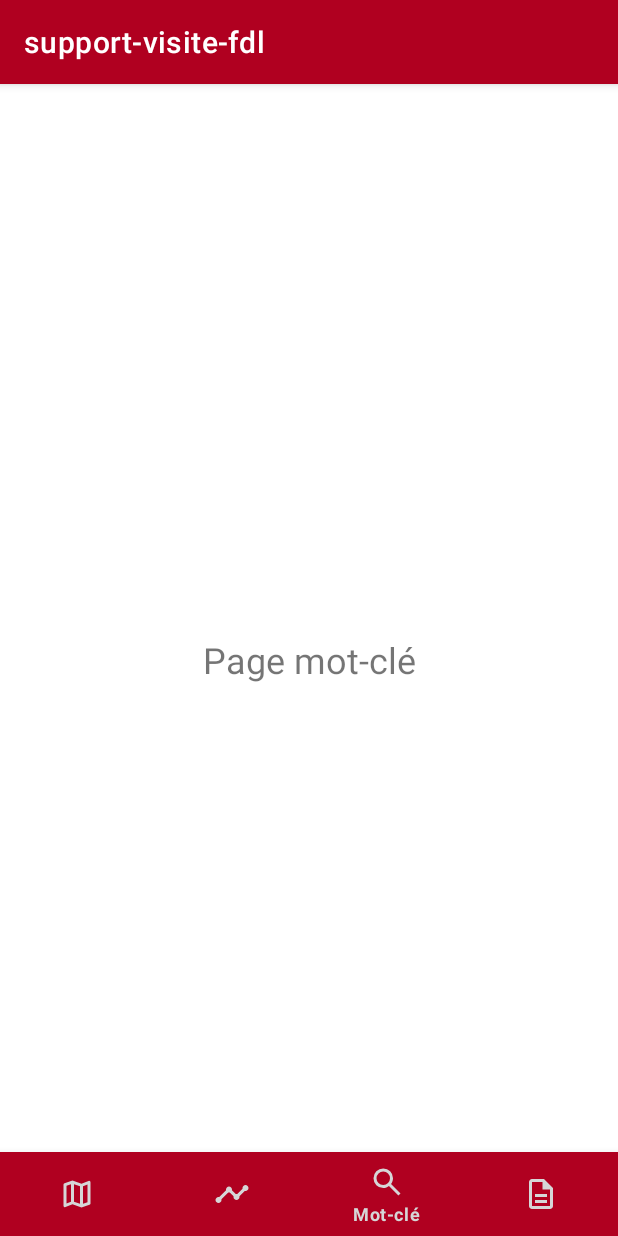
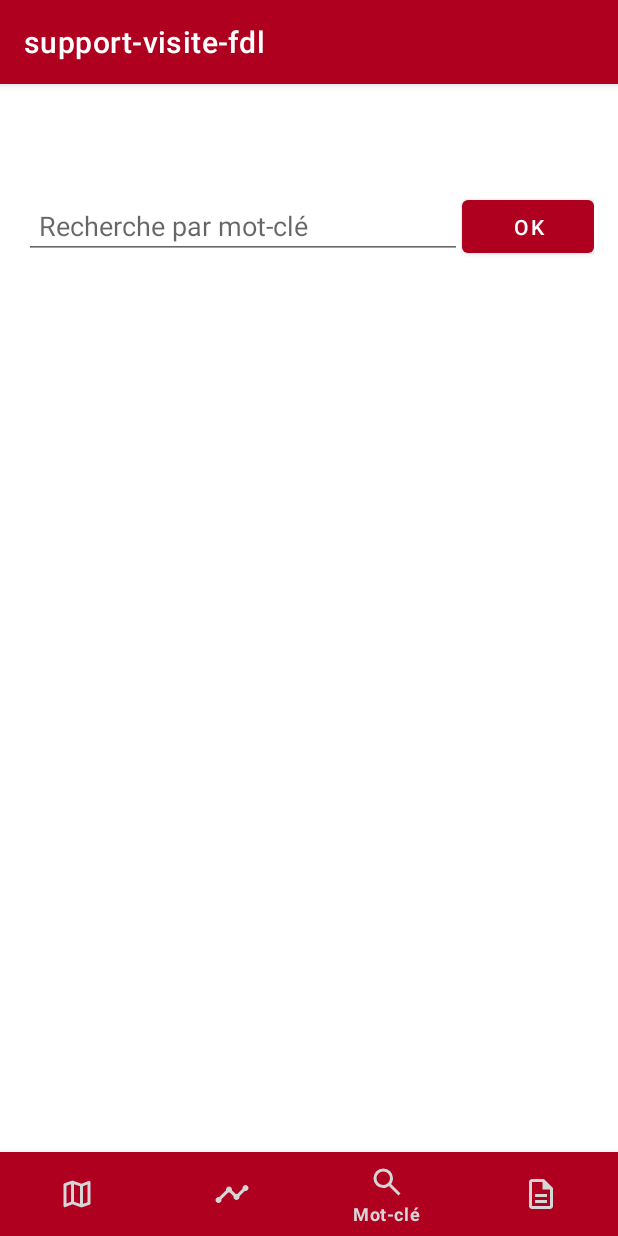
Before and after one commit to Fairy-Lucy/support-visite-fort-de-leveau, an Android app: the screen it shows after launch (MainActivity), item 3 of the bottom bar chosen, on a phone screen of 412 x 824 dp. Run offline under Robolectric (Android 15) with nearby library versions, the light colour scheme and no system bars; our stand-ins replace Room's generated code, navigation-ui.

Commit message:
début recherche mot-clé

```diff
--- a/app/build.gradle.kts
+++ b/app/build.gradle.kts
@@ -56,4 +56,7 @@ dependencies {
 // Pour les coroutines / Flow (optionnel mais conseillé)
     implementation("androidx.room:room-ktx:2.6.1")
 
+    implementation ("com.github.bumptech.glide:glide:4.16.0")
+    annotationProcessor ("com.github.bumptech.glide:compiler:4.16.0")
+
 }
--- a/app/src/main/java/app/support_visite_fdl/MotCleFragment.java
+++ b/app/src/main/java/app/support_visite_fdl/MotCleFragment.java
@@ -4,15 +4,55 @@ import android.os.Bundle;
 import android.view.LayoutInflater;
 import android.view.View;
 import android.view.ViewGroup;
+import android.widget.Button;
+import android.widget.EditText;
 
 import androidx.fragment.app.Fragment;
+import androidx.recyclerview.widget.LinearLayoutManager;
+import androidx.recyclerview.widget.RecyclerView;
+
+import java.util.Arrays;
+import java.util.List;
+
+import app.support_visite_fdl.data.AppDatabase;
+import app.support_visite_fdl.data.AppDatabaseInstance;
+import app.support_visite_fdl.data.entities.ImageEntity;
 
 public class MotCleFragment extends Fragment {
+
+    private EditText searchBar;
+    private RecyclerView recyclerView;
+    private ImageAdapter adapter; // à créer
+    private AppDatabase db;
+
     public MotCleFragment() {}
 
     @Override
     public View onCreateView(LayoutInflater inflater, ViewGroup container,
                              Bundle savedInstanceState) {
-        return inflater.inflate(R.layout.fragment_mot_cle, container, false);
+        View view = inflater.inflate(R.layout.fragment_mot_cle, container, false);
+
+        searchBar = view.findViewById(R.id.search_bar);
+        recyclerView = view.findViewById(R.id.recycler_view_results);
+        Button searchButton = view.findViewById(R.id.search_button);
+
+        db = AppDatabaseInstance.getDatabase(requireContext());
+
+        recyclerView.setLayoutManager(new LinearLayoutManager(requireContext()));
+        adapter = new ImageAdapter(); // Tu crées cette classe
+        recyclerView.setAdapter(adapter);
+
+        searchButton.setOnClickListener(v -> {
+            String texte = searchBar.getText().toString().trim();
+            if (!texte.isEmpty()) {
+                List<String> mots = Arrays.asList(texte.split("\\s+"));
+                new Thread(() -> {
+                    List<ImageEntity> resultats = db.imageDao().chercherImagesParMotsCle(mots);
+                    requireActivity().runOnUiThread(() -> adapter.setImages(resultats));
+                }).start();
+            }
+        });
+
+        return view;
     }
 }
--- a/app/src/main/java/app/support_visite_fdl/data/dao/ImageDao.java
+++ b/app/src/main/java/app/support_visite_fdl/data/dao/ImageDao.java
@@ -30,4 +30,10 @@ public interface ImageDao {
 
     @Delete
     void deleteImage(ImageEntity image);
+
+    @Query("SELECT DISTINCT i.* FROM image i " +
+            "JOIN imagemotclecrossref imc ON i.id = imc.imageId " +
+            "JOIN mot_cle m ON m.id = imc.motCleId " +
+            "WHERE m.libelle IN (:mots)")
+    List<ImageEntity> chercherImagesParMotsCle(List<String> mots);
 }
--- a/app/src/main/java/app/support_visite_fdl/data/relations/ImagesMotsCles.java
+++ b/app/src/main/java/app/support_visite_fdl/data/relations/ImagesMotsCles.java
@@ -3,6 +3,8 @@ package app.support_visite_fdl.data.relations;
 import androidx.room.Embedded;
 import androidx.room.Junction;
 import androidx.room.Relation;
+
+import java.util.List;
 
 import app.support_visite_fdl.data.entities.ImageEntity;
 import app.support_visite_fdl.data.entities.ImageMotCleCrossRef;
--- a/app/src/main/java/app/support_visite_fdl/data/relations/LieuImages.java
+++ b/app/src/main/java/app/support_visite_fdl/data/relations/LieuImages.java
@@ -3,6 +3,8 @@ package app.support_visite_fdl.data.relations;
 import androidx.room.Embedded;
 import androidx.room.Junction;
 import androidx.room.Relation;
+
+import java.util.List;
 
 import app.support_visite_fdl.data.entities.ImageEntity;
 import app.support_visite_fdl.data.entities.ImageLieuCrossRef;
--- a/app/src/main/res/layout/fragment_mot_cle.xml
+++ b/app/src/main/res/layout/fragment_mot_cle.xml
@@ -1,12 +1,40 @@
 <?xml version="1.0" encoding="utf-8"?>
 <androidx.constraintlayout.widget.ConstraintLayout xmlns:android="http://schemas.android.com/apk/res/android"
+    xmlns:app="http://schemas.android.com/apk/res-auto"
     android:layout_width="match_parent"
-    android:layout_height="match_parent">
-    <TextView
-        android:layout_width="match_parent"
-        android:layout_height="match_parent"
-        android:gravity="center"
-        android:text="Page mot-clé"
-        android:textSize="24sp"/>
+    android:layout_height="match_parent"
+    android:padding="16dp">
+
+    <EditText
+        android:id="@+id/search_bar"
+        android:layout_width="0dp"
+        android:layout_height="wrap_content"
+        android:hint="Recherche par mot-clé"
+        android:imeOptions="actionSearch"
+        android:inputType="text"
+        android:padding="10dp"
+        app:layout_constraintTop_toTopOf="parent"
+        app:layout_constraintLeft_toLeftOf="parent"
+        app:layout_constraintRight_toLeftOf="@+id/search_button"
+        />
+
+    <Button
+        android:id="@+id/search_button"
+        android:layout_width="wrap_content"
+        android:layout_height="wrap_content"
+        android:text="OK"
+        app:layout_constraintTop_toTopOf="@id/search_bar"
+        app:layout_constraintBottom_toBottomOf="@id/search_bar"
+        app:layout_constraintRight_toRightOf="parent" />
+
+    <androidx.recyclerview.widget.RecyclerView
+        android:id="@+id/recycler_view_results"
+        android:layout_width="0dp"
+        android:layout_height="0dp"
+        android:paddingTop="16dp"
+        app:layout_constraintTop_toBottomOf="@id/search_bar"
+        app:layout_constraintBottom_toBottomOf="parent"
+        app:layout_constraintLeft_toLeftOf="parent"
+        app:layout_constraintRight_toRightOf="parent" />
 
 </androidx.constraintlayout.widget.ConstraintLayout>
```
Also changed, not shown: app/src/main/java/app/support_visite_fdl/ImageAdapter.java (added, +59 -0 lines), app/src/main/java/app/support_visite_fdl/data/entities/ImageEntity.java (+11 -2 lines), app/src/main/res/layout/item_image.xml (added, +12 -0 lines).
